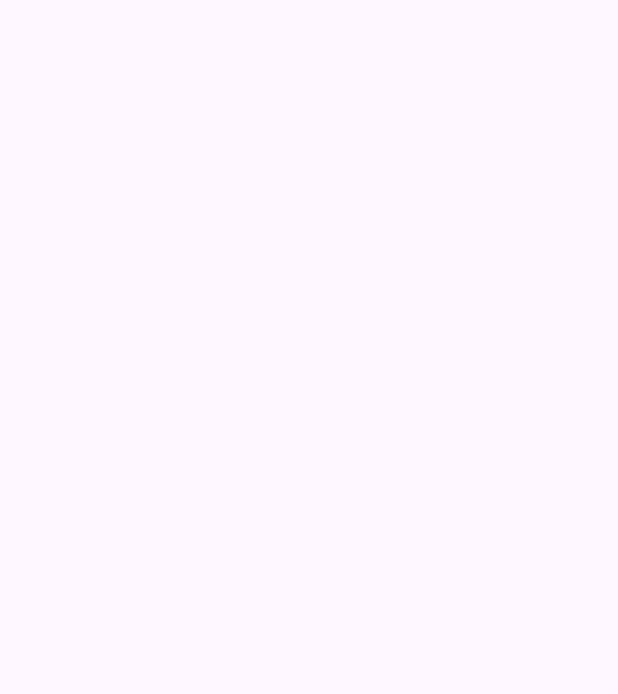
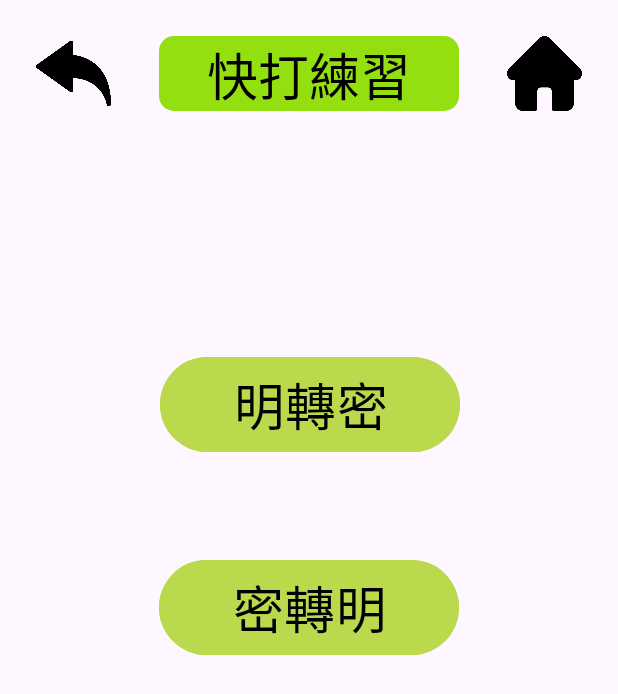
Before and after one commit to Soul4612/MAP_FP, an Android app: the TypingActivity screen opened directly, with no data from a screen before it, on a phone screen of 412 x 824 dp. Before the commit the part shown is empty. Shown: the top 694 px of the screen. Run offline under Robolectric (Android 15) with nearby library versions, the phone set to English and light mode, and no system bars.

Commit message:
目前做到明轉密的上面(上一頁、計時、回主頁)，我要去睡覺~_~

```diff
--- a/app/src/main/java/fcu/iecs/morselearning/TypingActivity.java
+++ b/app/src/main/java/fcu/iecs/morselearning/TypingActivity.java
@@ -1,6 +1,14 @@
 package fcu.iecs.morselearning;
 
+import android.app.AlertDialog;
+import android.content.Intent;
 import android.os.Bundle;
+import android.util.Log;
+import android.view.LayoutInflater;
+import android.view.View;
+import android.widget.Button;
+import android.widget.ImageButton;
+import android.widget.Toast;
 
 import androidx.activity.EdgeToEdge;
 import androidx.appcompat.app.AppCompatActivity;
@@ -9,6 +17,10 @@ import androidx.core.view.ViewCompat;
 import androidx.core.view.WindowInsetsCompat;
 
 public class TypingActivity extends AppCompatActivity {
+    private ImageButton ibtnBackToMain;
+    private ImageButton ibtnMain;
+    private Button btnTextToMorse;
+    private Button btnMorseToText;
 
     @Override
     protected void onCreate(Bundle savedInstanceState) {
@@ -20,5 +32,52 @@ public class TypingActivity extends AppCompatActivity {
             v.setPadding(systemBars.left, systemBars.top, systemBars.right, systemBars.bottom);
             return insets;
         });
+        ibtnBackToMain = findViewById(R.id.ibtn_back_to_main);
+        ibtnMain = findViewById(R.id.ibtn_main);
+        btnTextToMorse = findViewById(R.id.btn_text_to_morse);
+        btnMorseToText = findViewById(R.id.btn_morse_to_text);
+
+        ibtnBackToMain.setOnClickListener(v -> {
+            Intent intent = new Intent(this, MainActivity.class);
+            startActivity(intent);
+            finish();
+        });
+
+        ibtnMain.setOnClickListener(v -> {
+            Intent intent = new Intent(this, MainActivity.class);
+            startActivity(intent);
+            finish();
+        });
+
+        btnTextToMorse.setOnClickListener(v -> showDialog("明轉密模式"));
+        btnMorseToText.setOnClickListener(v -> showDialog("密轉明模式"));
+    }
+
+    // 顯示自訂 Dialog
+    private void showDialog(String modeName) {
+        AlertDialog.Builder builder = new AlertDialog.Builder(this);
+        LayoutInflater inflater = getLayoutInflater();
+        View dialogView = inflater.inflate(R.layout.typing_dialog, null);
+        builder.setView(dialogView);
+
+        AlertDialog dialog = builder.create();
+        dialog.setCancelable(true);
+
+        Button btnGo = dialogView.findViewById(R.id.btn_go);
+        btnGo.setOnClickListener(v -> {
+            //Toast.makeText(this, "開始 " + modeName + "！", Toast.LENGTH_SHORT).show();
+            // 根據模式跳轉到不同的 Activity
+            Intent intent;
+            if (modeName.equals("明轉密模式")) {
+                intent = new Intent(TypingActivity.this, TypingTextToMorseActivity.class);
+            } else {
+                intent = new Intent(TypingActivity.this, TypingMorseToTextActivity.class);
+            }
+            dialog.dismiss();
+            startActivity(intent);
+            finish();
+        });
+
+        dialog.show();
     }
 }
--- /dev/null
+++ b/app/src/main/res/drawable/dialog_background.xml
@@ -0,0 +1,5 @@
+<shape xmlns:android="http://schemas.android.com/apk/res/android"
+    android:shape="rectangle">
+    <solid android:color="#FFFFFF" />
+    <corners android:radius="40dp" />
+</shape>
--- /dev/null
+++ b/app/src/main/res/drawable/rounded_corner.xml
@@ -0,0 +1,9 @@
+<?xml version="1.0" encoding="utf-8"?>
+<shape xmlns:android="http://schemas.android.com/apk/res/android" >
+    <stroke
+        android:color="#000000" />
+
+    <solid android:color="#93DF10" />
+
+    <corners android:radius="10dp" />
+</shape>
--- a/app/src/main/res/layout/activity_typing.xml
+++ b/app/src/main/res/layout/activity_typing.xml
@@ -5,6 +5,76 @@
     android:id="@+id/main"
     android:layout_width="match_parent"
     android:layout_height="match_parent"
+    app:layout_constraintCircleRadius="20dp"
     tools:context=".TypingActivity">
 
+    <Button
+        android:id="@+id/btn_text_to_morse"
+        android:layout_width="200dp"
+        android:layout_height="wrap_content"
+        android:layout_marginStart="64dp"
+        android:layout_marginTop="160dp"
+        android:layout_marginEnd="64dp"
+        android:backgroundTint="#BAD94D"
+        android:text="明轉密"
+        android:textColor="#000000"
+        android:textSize="34sp"
+        app:layout_constraintEnd_toEndOf="parent"
+        app:layout_constraintHorizontal_bias="0.506"
+        app:layout_constraintStart_toStartOf="parent"
+        app:layout_constraintTop_toBottomOf="@+id/tv_typing_title" />
+
+    <Button
+        android:id="@+id/btn_morse_to_text"
+        android:layout_width="200dp"
+        android:layout_height="wrap_content"
+        android:layout_marginStart="64dp"
+        android:layout_marginTop="64dp"
+        android:layout_marginEnd="64dp"
+        android:backgroundTint="#BAD94D"
+        android:text="密轉明"
+        android:textColor="#000000"
+        android:textSize="34sp"
+        app:layout_constraintEnd_toEndOf="parent"
+        app:layout_constraintStart_toStartOf="parent"
+        app:layout_constraintTop_toBottomOf="@+id/btn_text_to_morse" />
+
+    <TextView
+        android:id="@+id/tv_typing_title"
+        android:layout_width="200dp"
+        android:layout_height="50dp"
+        android:layout_marginTop="24dp"
+        android:background="@drawable/rounded_corner"
+        android:text="快打練習"
+        android:textAlignment="center"
+        android:textColor="#000000"
+        android:textSize="34sp"
+        app:layout_constraintEnd_toStartOf="@+id/ibtn_main"
+        app:layout_constraintStart_toEndOf="@+id/ibtn_back_to_main"
+        app:layout_constraintTop_toTopOf="parent" />
+
+    <ImageButton
+        android:id="@+id/ibtn_back_to_main"
+        android:layout_width="50dp"
+        android:layout_height="50dp"
+        android:layout_marginStart="24dp"
+        android:layout_marginTop="24dp"
+        android:background="#00000000"
+        android:scaleType="fitCenter"
+        app:layout_constraintStart_toStartOf="parent"
+        app:layout_constraintTop_toTopOf="parent"
+        app:srcCompat="@drawable/back" />
+
+    <ImageButton
+        android:id="@+id/ibtn_main"
+        android:layout_width="50dp"
+        android:layout_height="50dp"
+        android:layout_marginTop="24dp"
+        android:layout_marginEnd="24dp"
+        android:background="#00000000"
+        android:scaleType="fitCenter"
+        app:layout_constraintEnd_toEndOf="parent"
+        app:layout_constraintTop_toTopOf="parent"
+        app:srcCompat="@drawable/home" />
+
 </androidx.constraintlayout.widget.ConstraintLayout>
```
Also changed, not shown: app/src/main/java/fcu/iecs/morselearning/TypingMorseToTextActivity.java (added, +24 -0 lines), app/src/main/java/fcu/iecs/morselearning/TypingTextToMorseActivity.java (added, +92 -0 lines), app/src/main/res/layout/activity_typing_morse_to_text.xml (added, +10 -0 lines), app/src/main/res/layout/activity_typing_text_to_morse.xml (added, +155 -0 lines), app/src/main/res/layout/typing_dialog.xml (added, +34 -0 lines), app/src/main/res/drawable/backspace.png (added), app/src/main/res/drawable/enter.png (added), app/src/main/res/drawable/good_good_see.png (added), app/src/main/res/drawable/timer.png (added).
